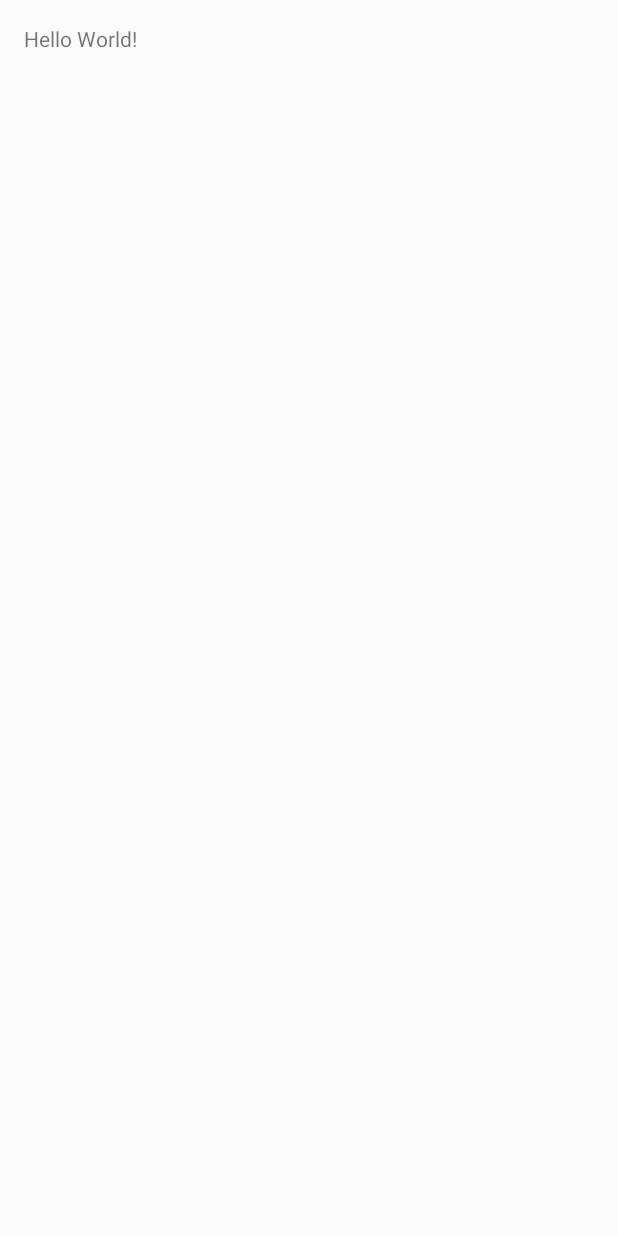
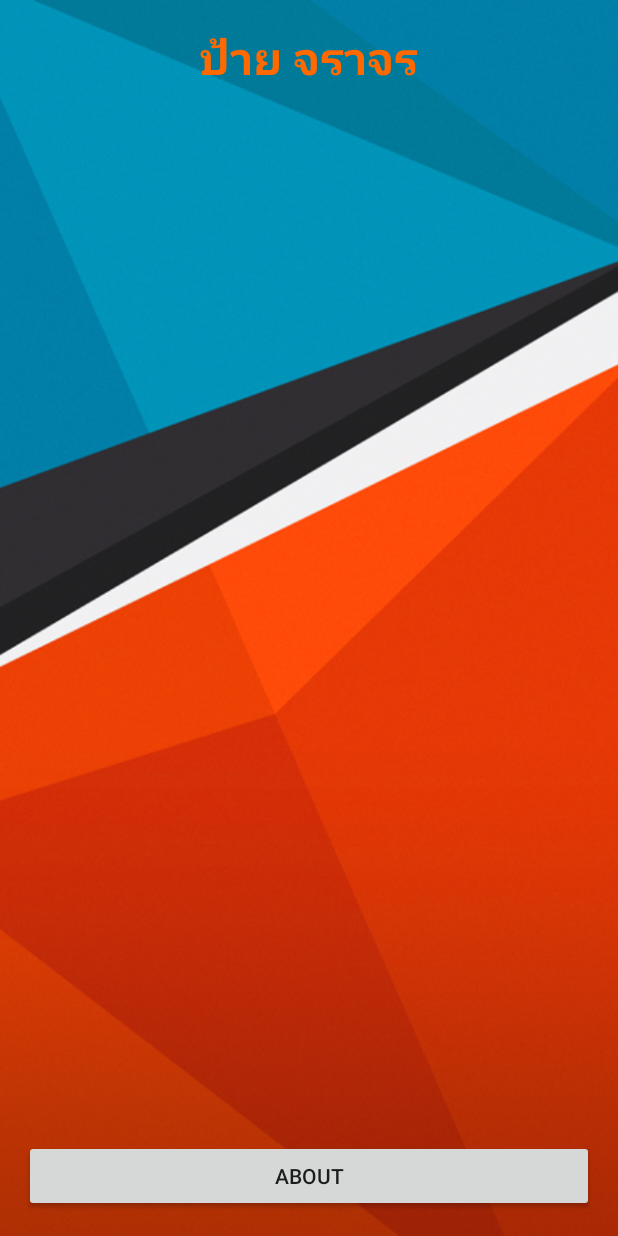
Before and after one commit to DaNGeRFh/Wut_Traffic, an Android app: the screen it shows after launch (MainActivity), on a phone screen of 412 x 824 dp. Before the commit the screen is almost empty. Run offline under Robolectric (Android 15) with nearby library versions, the phone set to English and light mode, and no system bars.

Commit message:
Design UI Main Finish

```diff
--- a/app/build.gradle
+++ b/app/build.gradle
@@ -5,7 +5,7 @@ android {
     buildToolsVersion "24.0.3"
     defaultConfig {
         applicationId "kerrykfm.danger_fh.wut2"
-        minSdkVersion 22
+        minSdkVersion 18
         targetSdkVersion 24
         versionCode 1
         versionName "1.0"
--- a/app/src/main/res/layout/activity_main.xml
+++ b/app/src/main/res/layout/activity_main.xml
@@ -8,10 +8,34 @@
     android:paddingLeft="@dimen/activity_horizontal_margin"
     android:paddingRight="@dimen/activity_horizontal_margin"
     android:paddingTop="@dimen/activity_vertical_margin"
-    tools:context="kerrykfm.danger_fh.wut2.MainActivity">
+    tools:context="kerrykfm.danger_fh.wut2.MainActivity"
+    android:layout_centerHorizontal="true"
+    android:background="@drawable/wallpapers_a_02">
+
+    <Button
+        android:text="About"
+        android:layout_width="match_parent"
+        android:layout_height="wrap_content"
+        android:id="@+id/button"
+        android:layout_alignParentBottom="true" />
+
+    <ListView
+        android:layout_width="match_parent"
+        android:layout_height="match_parent"
+        android:id="@+id/livTraffic"
+        android:layout_below="@+id/textView1"
+        android:layout_above="@+id/button"
+        android:layout_marginTop="20dp"
+        android:layout_marginBottom="20dp" />
 
     <TextView
+        android:text="@string/title_main1"
         android:layout_width="wrap_content"
         android:layout_height="wrap_content"
-        android:text="Hello World!" />
+        android:id="@+id/textView1"
+        android:textSize="@dimen/h1"
+        android:textStyle="normal|bold"
+        android:textColor="@color/aText"
+        android:layout_alignParentTop="true"
+        android:layout_centerHorizontal="true" />
 </RelativeLayout>
--- a/app/src/main/res/values/colors.xml
+++ b/app/src/main/res/values/colors.xml
@@ -2,5 +2,6 @@
 <resources>
     <color name="colorPrimary">#3F51B5</color>
     <color name="colorPrimaryDark">#303F9F</color>
-    <color name="colorAccent">#FF4081</color>
+    <color name="colorAccent">#ff4081</color>
+    <color name="aText">#ff6900</color>
 </resources>
--- a/app/src/main/res/values/dimens.xml
+++ b/app/src/main/res/values/dimens.xml
@@ -2,4 +2,5 @@
     <!-- Default screen margins, per the Android Design guidelines. -->
     <dimen name="activity_horizontal_margin">16dp</dimen>
     <dimen name="activity_vertical_margin">16dp</dimen>
+    <dimen name="h1">30sp</dimen>
 </resources>
--- a/app/src/main/res/values/strings.xml
+++ b/app/src/main/res/values/strings.xml
@@ -1,3 +1,6 @@
 <resources>
     <string name="app_name">Wut2</string>
+
+    <string name="title_main">Traffic Label</string>
+    <string name="title_main1">ป้าย จราจร</string>
 </resources>
```
Also changed, not shown: app/src/main/res/drawable/wallpapers_a_02.png (added).
